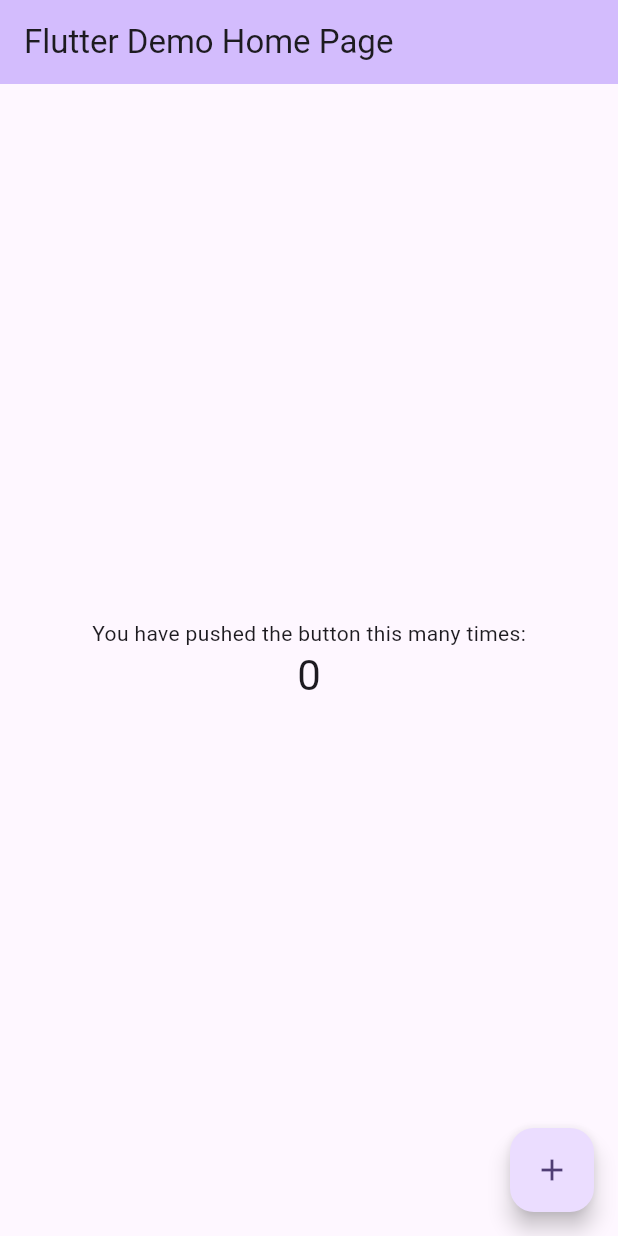
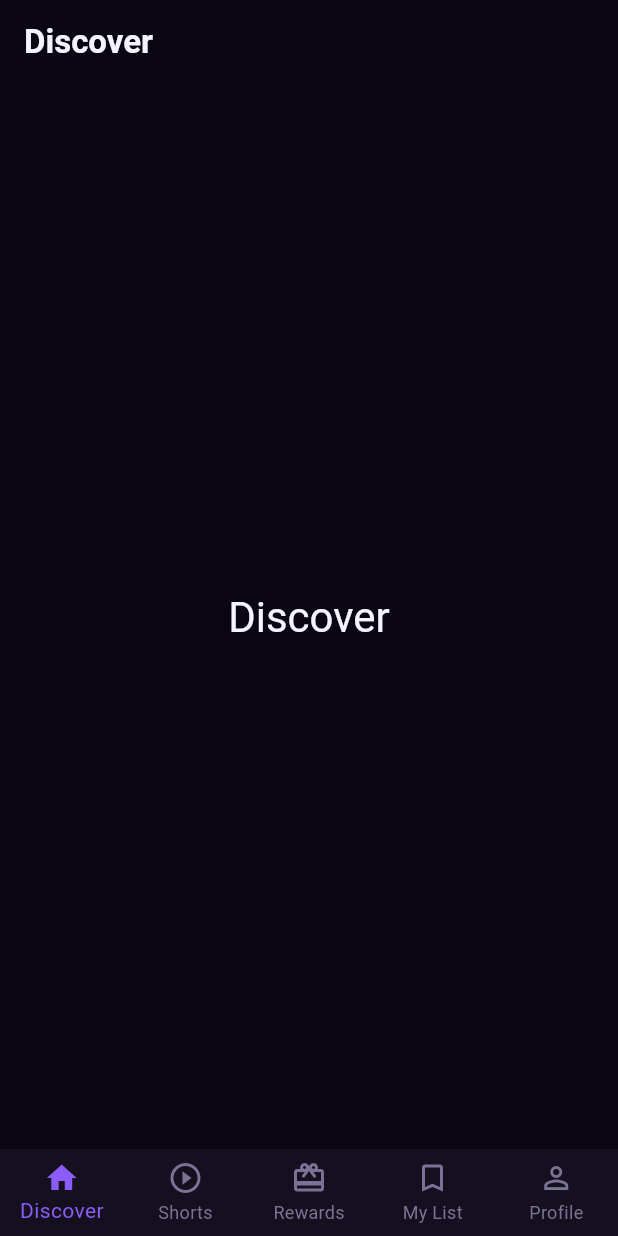
Before and after one commit to delevski/ShortiGo, a Flutter app: the screen it shows after launch, on a phone screen of 412 x 824 dp. Run offline on Flutter 3.47's test engine with Material 3 defaults, Android fonts, the phone set to English and light mode, and no system bars; our stand-ins replace firebase_auth, flutter_riverpod, freezed_annotation, go_router; accounts and stored records are empty.

Commit message:
feat(shell): bottom nav, go_router, dark theme, main entry

```diff
--- /dev/null
+++ b/lib/app.dart
@@ -0,0 +1,41 @@
+import 'package:flutter/material.dart';
+import 'package:go_router/go_router.dart';
+
+import 'core/theme/app_theme.dart';
+import 'shared/widgets/app_bottom_nav.dart';
+
+class ShortiGoApp extends StatelessWidget {
+  const ShortiGoApp({
+    super.key,
+    required this.router,
+  });
+
+  final GoRouter router;
+
+  @override
+  Widget build(BuildContext context) {
+    return MaterialApp.router(
+      title: 'ShortiGo',
+      debugShowCheckedModeBanner: false,
+      theme: AppTheme.dark(),
+      routerConfig: router,
+    );
+  }
+}
+
+class AppShell extends StatelessWidget {
+  const AppShell({
+    super.key,
+    required this.child,
+  });
+
+  final Widget child;
+
+  @override
+  Widget build(BuildContext context) {
+    return Scaffold(
+      body: child,
+      bottomNavigationBar: const AppBottomNav(),
+    );
+  }
+}
--- /dev/null
+++ b/lib/core/router/app_router.dart
@@ -0,0 +1,41 @@
+import 'package:go_router/go_router.dart';
+
+import '../../app.dart';
+import '../../shared/widgets/placeholder_page.dart';
+
+GoRouter buildRouter() {
+  return GoRouter(
+    initialLocation: '/discover',
+    routes: [
+      ShellRoute(
+        builder: (context, state, child) => AppShell(child: child),
+        routes: [
+          GoRoute(
+            path: '/discover',
+            builder: (_, __) => const PlaceholderPage(title: 'Discover'),
+          ),
+          GoRoute(
+            path: '/shorts',
+            builder: (_, __) => const PlaceholderPage(title: 'Shorts'),
+          ),
+          GoRoute(
+            path: '/rewards',
+            builder: (_, __) => const PlaceholderPage(title: 'Rewards'),
+          ),
+          GoRoute(
+            path: '/my-list',
+            builder: (_, __) => const PlaceholderPage(title: 'My List'),
+          ),
+          GoRoute(
+            path: '/profile',
+            builder: (_, __) => const PlaceholderPage(title: 'Profile'),
+          ),
+        ],
+      ),
+      GoRoute(
+        path: '/login',
+        builder: (_, __) => const PlaceholderPage(title: 'Login'),
+      ),
+    ],
+  );
+}
--- a/lib/main.dart
+++ b/lib/main.dart
@@ -1,122 +1,16 @@
 import 'package:flutter/material.dart';
+import 'package:flutter_riverpod/flutter_riverpod.dart';
+
+import 'app.dart';
+import 'core/env/env.dart';
+import 'core/router/app_router.dart';
 
 void main() {
-  runApp(const MyApp());
+  WidgetsFlutterBinding.ensureInitialized();
+  env = Env.fromDefines();
+  runApp(
+    ProviderScope(
+      child: ShortiGoApp(router: buildRouter()),
+    ),
+  );
 }
-
-class MyApp extends StatelessWidget {
-  const MyApp({super.key});
-
-  // This widget is the root of your application.
-  @override
-  Widget build(BuildContext context) {
-    return MaterialApp(
-      title: 'Flutter Demo',
-      theme: ThemeData(
-        // This is the theme of your application.
-        //
-        // TRY THIS: Try running your application with "flutter run". You'll see
-        // the application has a purple toolbar. Then, without quitting the app,
-        // try changing the seedColor in the colorScheme below to Colors.green
-        // and then invoke "hot reload" (save your changes or press the "hot
-        // reload" button in a Flutter-supported IDE, or press "r" if you used
-        // the command line to start the app).
-        //
-        // Notice that the counter didn't reset back to zero; the application
-        // state is not lost during the reload. To reset the state, use hot
-        // restart instead.
-        //
-        // This works for code too, not just values: Most code changes can be
-        // tested with just a hot reload.
-        colorScheme: ColorScheme.fromSeed(seedColor: Colors.deepPurple),
-      ),
-      home: const MyHomePage(title: 'Flutter Demo Home Page'),
-    );
-  }
-}
-
-class MyHomePage extends StatefulWidget {
-  const MyHomePage({super.key, required this.title});
-
-  // This widget is the home page of your application. It is stateful, meaning
-  // that it has a State object (defined below) that contains fields that affect
-  // how it looks.
-
-  // This class is the configuration for the state. It holds the values (in this
-  // case the title) provided by the parent (in this case the App widget) and
-  // used by the build method of the State. Fields in a Widget subclass are
-  // always marked "final".
-
-  final String title;
-
-  @override
-  State<MyHomePage> createState() => _MyHomePageState();
-}
-
-class _MyHomePageState extends State<MyHomePage> {
-  int _counter = 0;
-
-  void _incrementCounter() {
-    setState(() {
-      // This call to setState tells the Flutter framework that something has
-      // changed in this State, which causes it to rerun the build method below
-      // so that the display can reflect the updated values. If we changed
-      // _counter without calling setState(), then the build method would not be
-      // called again, and so nothing would appear to happen.
-      _counter++;
-    });
-  }
-
-  @override
-  Widget build(BuildContext context) {
-    // This method is rerun every time setState is called, for instance as done
-    // by the _incrementCounter method above.
-    //
-    // The Flutter framework has been optimized to make rerunning build methods
-    // fast, so that you can just rebuild anything that needs updating rather
-    // than having to individually change instances of widgets.
-    return Scaffold(
-      appBar: AppBar(
-        // TRY THIS: Try changing the color here to a specific color (to
-        // Colors.amber, perhaps?) and trigger a hot reload to see the AppBar
-        // change color while the other colors stay the same.
-        backgroundColor: Theme.of(context).colorScheme.inversePrimary,
-        // Here we take the value from the MyHomePage object that was created by
-        // the App.build method, and use it to set our appbar title.
-        title: Text(widget.title),
-      ),
-      body: Center(
-        // Center is a layout widget. It takes a single child and positions it
-        // in the middle of the parent.
-        child: Column(
-          // Column is also a layout widget. It takes a list of children and
-          // arranges them vertically. By default, it sizes itself to fit its
-          // children horizontally, and tries to be as tall as its parent.
-          //
-          // Column has various properties to control how it sizes itself and
-          // how it positions its children. Here we use mainAxisAlignment to
-          // center the children vertically; the main axis here is the vertical
-          // axis because Columns are vertical (the cross axis would be
-          // horizontal).
-          //
-          // TRY THIS: Invoke "debug painting" (choose the "Toggle Debug Paint"
-          // action in the IDE, or press "p" in the console), to see the
-          // wireframe for each widget.
-          mainAxisAlignment: MainAxisAlignment.center,
-          children: [
-            const Text('You have pushed the button this many times:'),
-            Text(
-              '$_counter',
-              style: Theme.of(context).textTheme.headlineMedium,
-            ),
-          ],
-        ),
-      ),
-      floatingActionButton: FloatingActionButton(
-        onPressed: _incrementCounter,
-        tooltip: 'Increment',
-        child: const Icon(Icons.add),
-      ),
-    );
-  }
-}
--- /dev/null
+++ b/lib/shared/widgets/app_bottom_nav.dart
@@ -0,0 +1,80 @@
+import 'package:flutter/material.dart';
+import 'package:go_router/go_router.dart';
+
+class AppBottomNav extends StatelessWidget {
+  const AppBottomNav({super.key});
+
+  static const _tabs = <_TabSpec>[
+    _TabSpec(
+      icon: Icons.home_outlined,
+      selected: Icons.home,
+      label: 'Discover',
+      route: '/discover',
+    ),
+    _TabSpec(
+      icon: Icons.play_circle_outline,
+      selected: Icons.play_circle,
+      label: 'Shorts',
+      route: '/shorts',
+    ),
+    _TabSpec(
+      icon: Icons.card_giftcard_outlined,
+      selected: Icons.card_giftcard,
+      label: 'Rewards',
+      route: '/rewards',
+    ),
+    _TabSpec(
+      icon: Icons.bookmark_outline,
+      selected: Icons.bookmark,
+      label: 'My List',
+      route: '/my-list',
+    ),
+    _TabSpec(
+      icon: Icons.person_outline,
+      selected: Icons.person,
+      label: 'Profile',
+      route: '/profile',
+    ),
+  ];
+
+  int _currentIndex(BuildContext context) {
+    final location = GoRouterState.of(context).matchedLocation;
+    for (var index = _tabs.length - 1; index >= 0; index--) {
+      if (location.startsWith(_tabs[index].route)) {
+        return index;
+      }
+    }
+    return 0;
+  }
+
+  @override
+  Widget build(BuildContext context) {
+    final index = _currentIndex(context);
+    return BottomNavigationBar(
+      currentIndex: index,
+      onTap: (index) => context.go(_tabs[index].route),
+      items: [
+        for (final tab in _tabs)
+          BottomNavigationBarItem(
+            icon: Icon(tab.icon),
+            activeIcon: Icon(tab.selected),
+            label: tab.label,
+          ),
+      ],
+    );
+  }
+}
+
+class _TabSpec {
+  const _TabSpec({
+    required this.icon,
+    required this.selected,
+    required this.label,
+    required this.route,
+  });
+
+  final IconData icon;
+  final IconData selected;
+  final String label;
+  final String route;
+}
--- /dev/null
+++ b/lib/shared/widgets/placeholder_page.dart
@@ -0,0 +1,25 @@
+import 'package:flutter/material.dart';
+
+class PlaceholderPage extends StatelessWidget {
+  const PlaceholderPage({
+    super.key,
+    required this.title,
+  });
+
+  final String title;
+
+  @override
+  Widget build(BuildContext context) {
+    return Scaffold(
+      appBar: AppBar(
+        title: Text(title),
+      ),
+      body: Center(
+        child: Text(
+          title,
+          style: Theme.of(context).textTheme.headlineMedium,
+        ),
+      ),
+    );
+  }
+}
--- a/pubspec.yaml
+++ b/pubspec.yaml
@@ -47,7 +47,7 @@ dependencies:
   purchases_flutter: ^10.2.0
 
   # Observability
-  sentry_flutter: ^8.4.0
+  sentry_flutter: ^9.21.0
   logger: ^2.4.0
 
   # Auth
```
Also changed, not shown: pubspec.lock, 3 other files.
